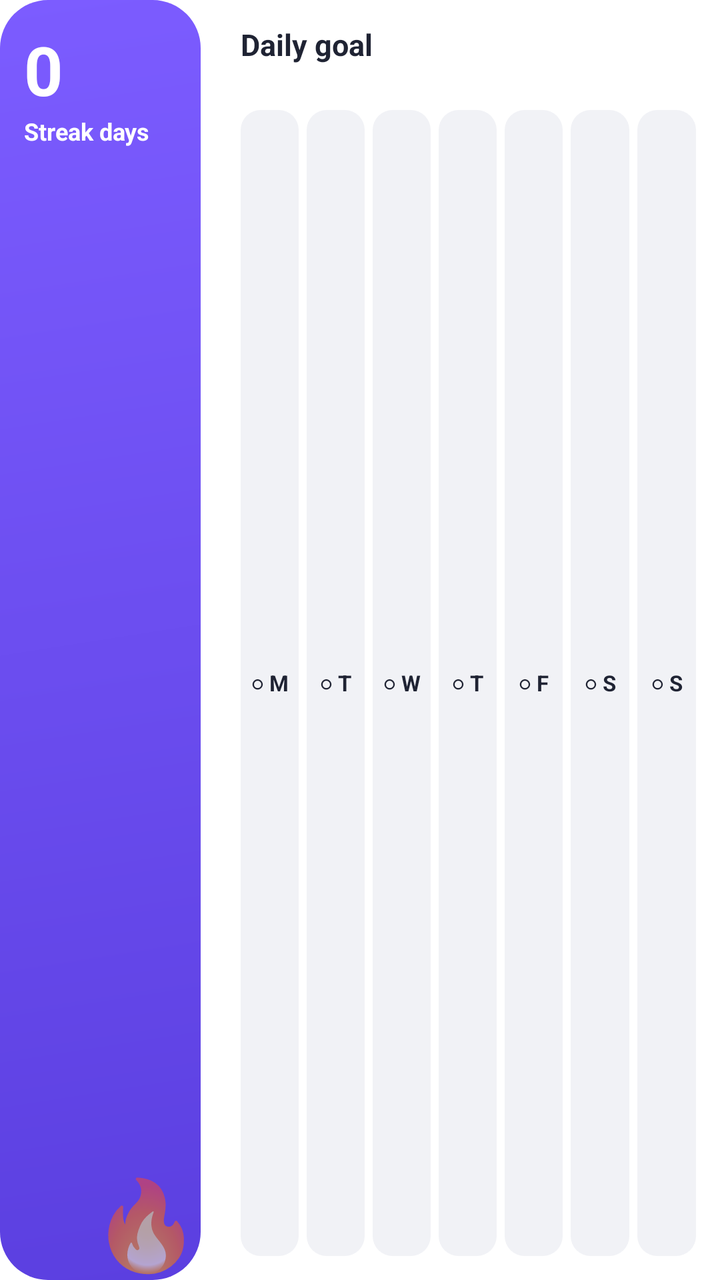
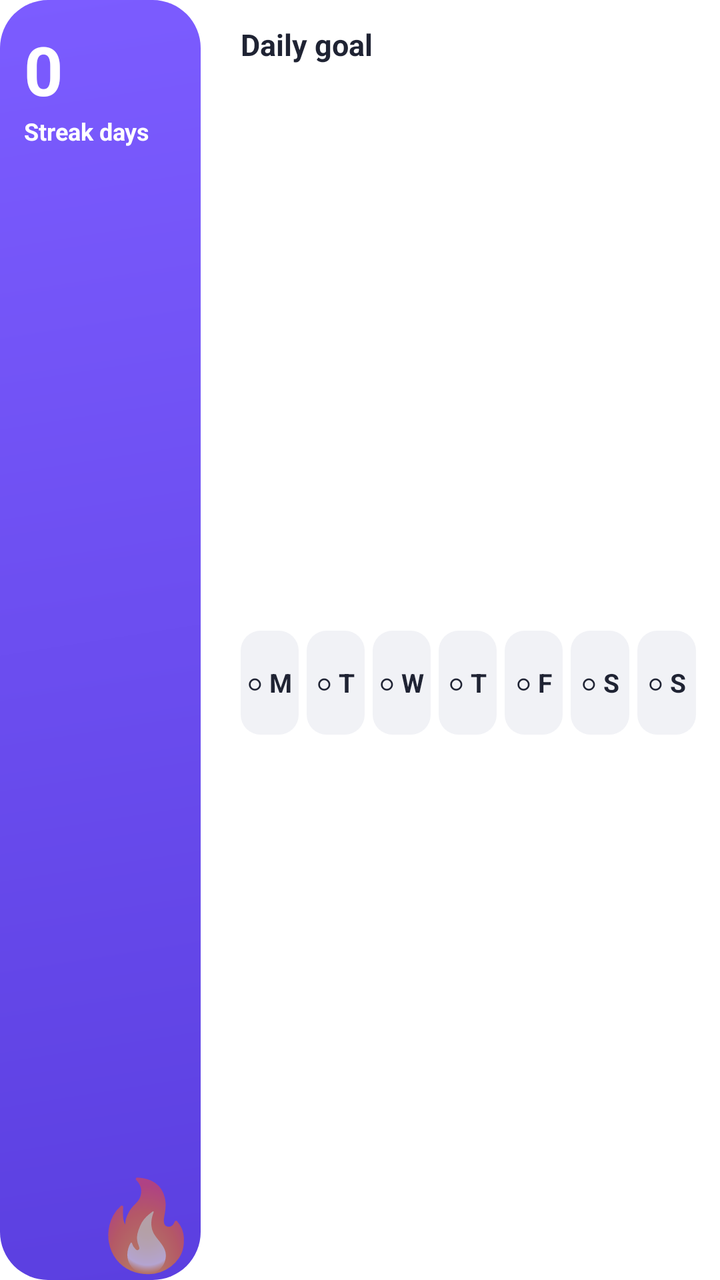

The first picture is an Android layout as it rendered before a commit; the second is the same layout after the commit. The layout source and the unified diff follow.
<!-- AndroidManifest.xml: fallback theme Theme.MaterialComponents.DayNight.NoActionBar -->
<!-- res/layout/review_widget.xml -->
<?xml version="1.0" encoding="utf-8"?>
<LinearLayout xmlns:android="http://schemas.android.com/apk/res/android"
    android:id="@+id/widget_root"
    android:layout_width="match_parent"
    android:layout_height="match_parent"
    android:orientation="horizontal">

    <FrameLayout
        android:layout_width="0dp"
        android:layout_height="match_parent"
        android:layout_weight="2"
        android:layout_marginEnd="8dp"
        android:background="@drawable/widget_background">

        <TextView
            android:layout_width="wrap_content"
            android:layout_height="wrap_content"
            android:layout_gravity="bottom|end"
            android:text="🔥"
            android:textSize="44sp" />

        <LinearLayout
            android:layout_width="wrap_content"
            android:layout_height="wrap_content"
            android:orientation="vertical"
            android:padding="12dp">

            <TextView
                android:id="@+id/widget_streak"
                android:layout_width="wrap_content"
                android:layout_height="wrap_content"
                android:text="0"
                android:textColor="#FFFFFF"
                android:textSize="34sp"
                android:textStyle="bold" />

            <TextView
                android:layout_width="wrap_content"
                android:layout_height="wrap_content"
                android:text="Streak days"
                android:textColor="#FFFFFF"
                android:textSize="12sp"
                android:textStyle="bold" />
        </LinearLayout>
    </FrameLayout>

    <LinearLayout
        android:layout_width="0dp"
        android:layout_height="match_parent"
        android:layout_weight="5"
        android:background="@drawable/widget_card"
        android:orientation="vertical"
        android:padding="12dp">

        <TextView
            android:id="@+id/widget_title"
            android:layout_width="wrap_content"
            android:layout_height="wrap_content"
            android:text="Daily goal"
            android:textColor="#1F2333"
            android:textSize="15sp"
            android:textStyle="bold" />

        <TextView
            android:id="@+id/widget_due"
            android:layout_width="wrap_content"
            android:layout_height="wrap_content"
            android:layout_marginBottom="8dp"
            android:text=""
            android:textColor="#6B7085"
            android:textSize="11sp" />

        <LinearLayout
            android:layout_width="match_parent"
            android:layout_height="0dp"
            android:layout_weight="1"
            android:orientation="horizontal">
        <TextView
            android:id="@+id/day0"
            android:layout_width="0dp"
            android:layout_height="match_parent"
            android:layout_weight="1"
            android:layout_marginEnd="4dp"
            android:background="@drawable/widget_day_future"
            android:gravity="center"
            android:text="○
M"
            android:textColor="#1F2333"
            android:textSize="11sp"
            android:textStyle="bold" />
        <TextView
            android:id="@+id/day1"
            android:layout_width="0dp"
            android:layout_height="match_parent"
            android:layout_weight="1"
            android:layout_marginEnd="4dp"
            android:background="@drawable/widget_day_future"
            android:gravity="center"
            android:text="○
T"
            android:textColor="#1F2333"
            android:textSize="11sp"
            android:textStyle="bold" />
        <TextView
            android:id="@+id/day2"
            android:layout_width="0dp"
            android:layout_height="match_parent"
            android:layout_weight="1"
            android:layout_marginEnd="4dp"
            android:background="@drawable/widget_day_future"
            android:gravity="center"
            android:text="○
W"
            android:textColor="#1F2333"
            android:textSize="11sp"
            android:textStyle="bold" />
        <TextView
            android:id="@+id/day3"
            android:layout_width="0dp"
            android:layout_height="match_parent"
            android:layout_weight="1"
            android:layout_marginEnd="4dp"
            android:background="@drawable/widget_day_future"
            android:gravity="center"
            android:text="○
T"
            android:textColor="#1F2333"
            android:textSize="11sp"
            android:textStyle="bold" />
        <TextView
            android:id="@+id/day4"
            android:layout_width="0dp"
            android:layout_height="match_parent"
            android:layout_weight="1"
            android:layout_marginEnd="4dp"
            android:background="@drawable/widget_day_future"
            android:gravity="center"
            android:text="○
F"
            android:textColor="#1F2333"
            android:textSize="11sp"
            android:textStyle="bold" />
        <TextView
            android:id="@+id/day5"
            android:layout_width="0dp"
            android:layout_height="match_parent"
            android:layout_weight="1"
            android:layout_marginEnd="4dp"
            android:background="@drawable/widget_day_future"
            android:gravity="center"
            android:text="○
S"
            android:textColor="#1F2333"
            android:textSize="11sp"
            android:textStyle="bold" />
        <TextView
            android:id="@+id/day6"
            android:layout_width="0dp"
            android:layout_height="match_parent"
            android:layout_weight="1"
            android:layout_marginEnd="0dp"
            android:background="@drawable/widget_day_future"
            android:gravity="center"
            android:text="○
S"
            android:textColor="#1F2333"
            android:textSize="11sp"
            android:textStyle="bold" />
        </LinearLayout>
    </LinearLayout>
</LinearLayout>
<!-- resources referenced by this layout -->
<resources>
  <!-- drawable widget_background (drawable) -->
  <?xml version="1.0" encoding="utf-8"?>
  <shape xmlns:android="http://schemas.android.com/apk/res/android" android:shape="rectangle">
      <gradient android:angle="315" android:startColor="#7C5CFF" android:endColor="#5B3FE0" />
      <corners android:radius="24dp" />
  </shape>
  <!-- drawable widget_card (drawable) -->
  <?xml version="1.0" encoding="utf-8"?>
  <shape xmlns:android="http://schemas.android.com/apk/res/android" android:shape="rectangle">
      <solid android:color="#FFFFFF" />
      <corners android:radius="24dp" />
  </shape>
  <!-- drawable widget_day_future (drawable) -->
  <?xml version="1.0" encoding="utf-8"?>
  <shape xmlns:android="http://schemas.android.com/apk/res/android" android:shape="rectangle">
      <solid android:color="#F1F2F6" />
      <corners android:radius="10dp" />
  </shape>
</resources>

<!-- the commit's change to res/layout/review_widget.xml (unified diff, before → after) -->
@@ -74,11 +74,12 @@
             android:layout_width="match_parent"
             android:layout_height="0dp"
             android:layout_weight="1"
+            android:gravity="center_vertical"
             android:orientation="horizontal">
         <TextView
             android:id="@+id/day0"
             android:layout_width="0dp"
-            android:layout_height="match_parent"
+            android:layout_height="52dp"
             android:layout_weight="1"
             android:layout_marginEnd="4dp"
             android:background="@drawable/widget_day_future"
@@ -86,12 +87,12 @@
             android:text="○
 M"
             android:textColor="#1F2333"
-            android:textSize="11sp"
+            android:textSize="13sp"
             android:textStyle="bold" />
         <TextView
             android:id="@+id/day1"
             android:layout_width="0dp"
-            android:layout_height="match_parent"
+            android:layout_height="52dp"
             android:layout_weight="1"
             android:layout_marginEnd="4dp"
             android:background="@drawable/widget_day_future"
@@ -99,12 +100,12 @@ M"
             android:text="○
 T"
             android:textColor="#1F2333"
-            android:textSize="11sp"
+            android:textSize="13sp"
             android:textStyle="bold" />
         <TextView
             android:id="@+id/day2"
             android:layout_width="0dp"
-            android:layout_height="match_parent"
+            android:layout_height="52dp"
             android:layout_weight="1"
             android:layout_marginEnd="4dp"
             android:background="@drawable/widget_day_future"
@@ -112,12 +113,12 @@ T"
             android:text="○
 W"
             android:textColor="#1F2333"
-            android:textSize="11sp"
+            android:textSize="13sp"
             android:textStyle="bold" />
         <TextView
             android:id="@+id/day3"
             android:layout_width="0dp"
-            android:layout_height="match_parent"
+            android:layout_height="52dp"
             android:layout_weight="1"
             android:layout_marginEnd="4dp"
             android:background="@drawable/widget_day_future"
@@ -125,12 +126,12 @@ W"
             android:text="○
 T"
             android:textColor="#1F2333"
-            android:textSize="11sp"
+            android:textSize="13sp"
             android:textStyle="bold" />
         <TextView
             android:id="@+id/day4"
             android:layout_width="0dp"
-            android:layout_height="match_parent"
+            android:layout_height="52dp"
             android:layout_weight="1"
             android:layout_marginEnd="4dp"
             android:background="@drawable/widget_day_future"
@@ -138,12 +139,12 @@ T"
             android:text="○
 F"
             android:textColor="#1F2333"
-            android:textSize="11sp"
+            android:textSize="13sp"
             android:textStyle="bold" />
         <TextView
             android:id="@+id/day5"
             android:layout_width="0dp"
-            android:layout_height="match_parent"
+            android:layout_height="52dp"
             android:layout_weight="1"
             android:layout_marginEnd="4dp"
             android:background="@drawable/widget_day_future"
@@ -151,12 +152,12 @@ F"
             android:text="○
 S"
             android:textColor="#1F2333"
-            android:textSize="11sp"
+            android:textSize="13sp"
             android:textStyle="bold" />
         <TextView
             android:id="@+id/day6"
             android:layout_width="0dp"
-            android:layout_height="match_parent"
+            android:layout_height="52dp"
             android:layout_weight="1"
             android:layout_marginEnd="0dp"
             android:background="@drawable/widget_day_future"
@@ -164,7 +165,7 @@ S"
             android:text="○
 S"
             android:textColor="#1F2333"
-            android:textSize="11sp"
+            android:textSize="13sp"
             android:textStyle="bold" />
         </LinearLayout>
     </LinearLayout>
